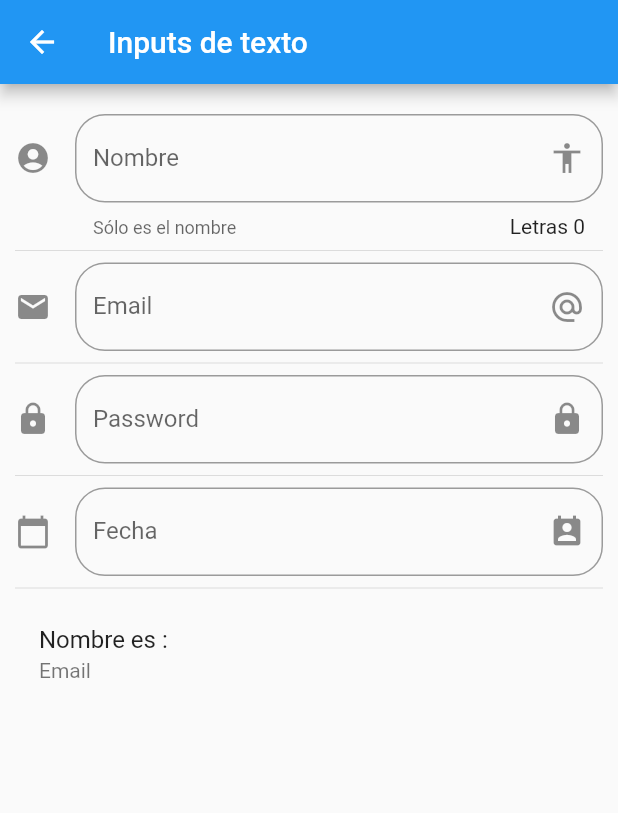
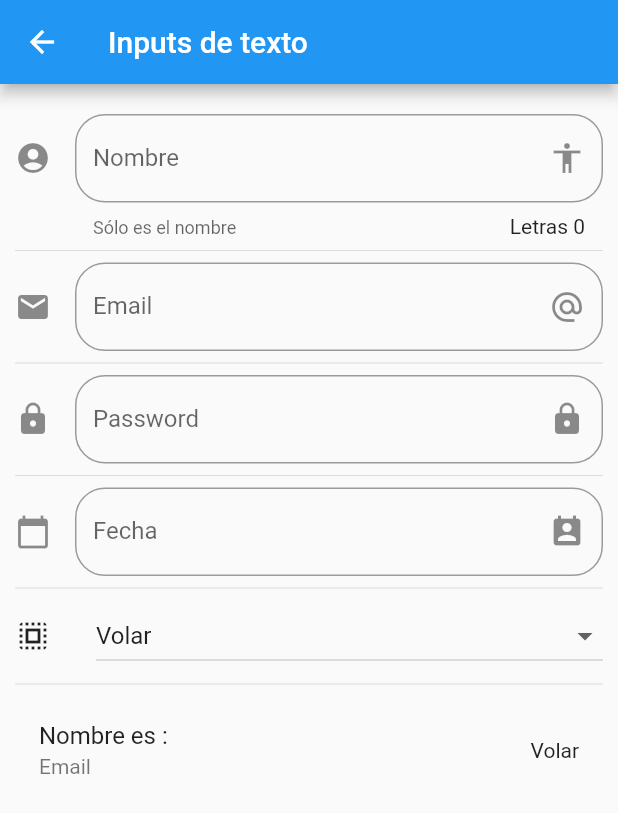
Before and after one commit to Cesar1997/flutter-componentes, a Flutter app: the InputPage screen opened by its route, on a phone screen of 412 x 824 dp. Shown: the top 813 px of the screen. Run offline on Flutter 3.47's test engine with Material 2 defaults, Android fonts, the phone set to English and light mode, and no system bars.

Commit message:
Integracion cambios a productivo

```diff
--- a/data/menu_opts.json
+++ b/data/menu_opts.json
@@ -25,6 +25,11 @@
             "ruta"  : "inputs",
             "icon"  : "input",
             "texto" : "Inputs"
+        },
+        {
+            "ruta"  : "slider",
+            "icon"  : "tune",
+            "texto" : "Slider - checks"
         }
     ]
 }
--- a/lib/src/pages/Input_page.dart
+++ b/lib/src/pages/Input_page.dart
@@ -11,6 +11,8 @@ class _InputPageState extends State<InputPage> {
   String _nombre = "";
   String _email  = "";
   String _fecha  = "";
+  String  _opcionSeleccionada = 'Volar';
+  List<String> _poderes = ['Volar','Rayos X','Super aliento','Super fuerza'];
   TextEditingController _inputFieldDateController = new TextEditingController();
   @override
   Widget build(BuildContext context) {
@@ -29,14 +31,15 @@ class _InputPageState extends State<InputPage> {
           Divider(),
           _crearFecha(context),
           Divider(),
-
+          _crearDropdown(),
+          Divider(),
           _crearPersona()
         ],
       )
     );
   }
 
-  Widget _crearInput() {
+Widget _crearInput() {
     return TextField(
       textCapitalization: TextCapitalization.sentences, //Pone la letra capital
       decoration: InputDecoration(
@@ -78,7 +81,7 @@ class _InputPageState extends State<InputPage> {
  }
 
 
-  _crearPassword() {
+Widget  _crearPassword() {
      return TextField(
       obscureText: true,
       keyboardType: TextInputType.text,
@@ -98,13 +101,6 @@ class _InputPageState extends State<InputPage> {
   }
 
 
-
-  Widget _crearPersona() {
-   return ListTile(
-     title: Text('Nombre es : $_nombre'),
-     subtitle: Text('Email $_email'),
-   );
- }
 
   _crearFecha(BuildContext context) {
     return TextField(
@@ -143,4 +139,47 @@ class _InputPageState extends State<InputPage> {
     }
   }
 
+ List<DropdownMenuItem<String>> getOpcionesDropdown() {
+   List<DropdownMenuItem<String>> lista = new List();
+   _poderes.forEach((value){
+
+     lista.add(DropdownMenuItem(
+       child: Text(value), //Lo que muestra
+       value: value.toString() //El valor
+     ));
+
+   });
+   return lista;
+ }
+
+ Widget _crearDropdown() {
+   return Row(
+     children: <Widget>[
+       Icon(Icons.select_all),
+       SizedBox(width: 30.0),
+       Expanded(
+           child: DropdownButton(
+              isExpanded: true,
+              value: _opcionSeleccionada,
+              items: getOpcionesDropdown(),
+              onChanged: (opt){
+                setState(() {
+                    _opcionSeleccionada = opt;
+                });
+              },
+         ),
+       ),
+     ],
+   );
+  }
+
+
+  Widget _crearPersona() {
+   return ListTile(
+     title: Text('Nombre es : $_nombre'),
+     subtitle: Text('Email $_email'),
+     trailing: Text(_opcionSeleccionada),
+   );
+ }
+
 }
--- a/lib/src/routes/routes.dart
+++ b/lib/src/routes/routes.dart
@@ -5,6 +5,7 @@ import 'package:componentes/src/pages/avatar_page.dart';
 import 'package:componentes/src/pages/card_page.dart';
 import 'package:componentes/src/pages/animated_container.dart';
 import 'package:componentes/src/pages/Input_page.dart';
+import 'package:componentes/src/pages/slider_page.dart';
 Map<String,WidgetBuilder> getApplicationRoutes() {
   return <String,WidgetBuilder>{
     'home'   : (BuildContext context)  => HomePage(),
@@ -12,6 +13,7 @@ Map<String,WidgetBuilder> getApplicationRoutes() {
     'avatar' : (BuildContext context)  => AvatarPage(),
     'card'   : (BuildContext context)  => CardPage(),
     'animatedContainer' : (BuildContext context) => AnimatedContainerPage(),
-    'inputs'  : (BuildContext context) => InputPage()
+    'inputs'  : (BuildContext context) => InputPage(),
+    'slider'   : (BuildContext context) => SliderPage(),
   };
 }
--- a/lib/src/utils/icono_string_util.dart
+++ b/lib/src/utils/icono_string_util.dart
@@ -5,7 +5,8 @@ final _icons = <String,IconData>{
   'accessibility' : Icons.accessibility,
   'folder_open'   : Icons.folder_open,
   'donut_large'   : Icons.donut_large,
-  'input'         : Icons.input
+  'input'         : Icons.input,
+  'tune'          : Icons.tune
 };
 
 Icon getIcon (String nombreIcono) {
```
Also changed, not shown: lib/src/pages/slider_page.dart (added, +79 -0 lines), pubspec.lock.
